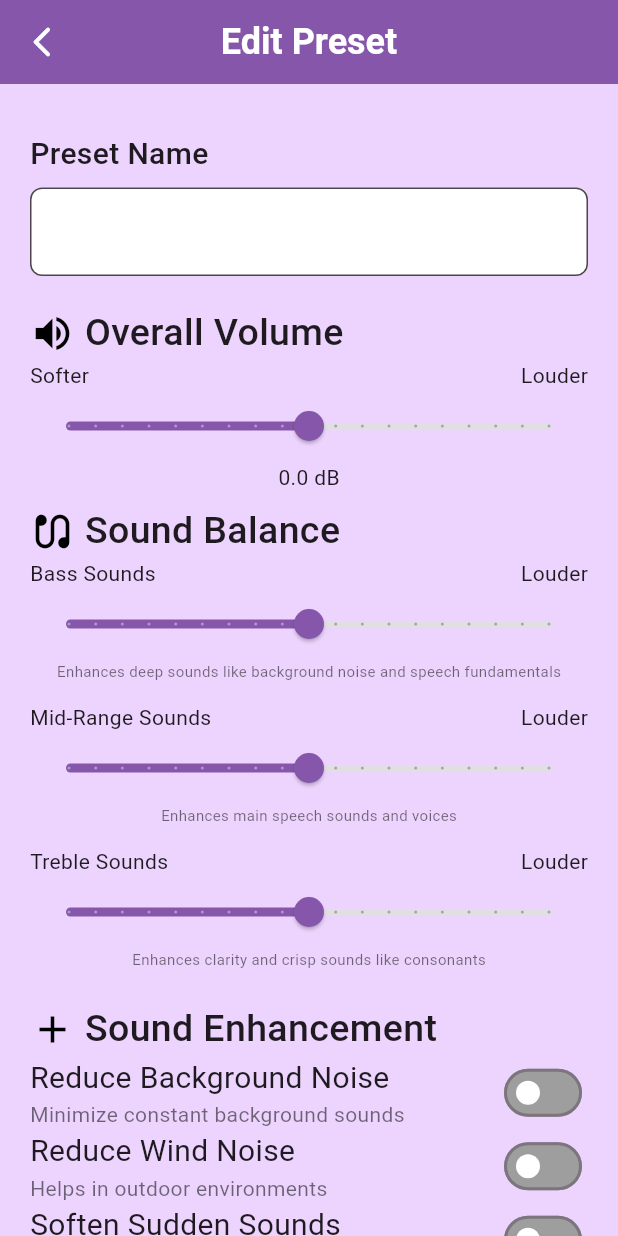
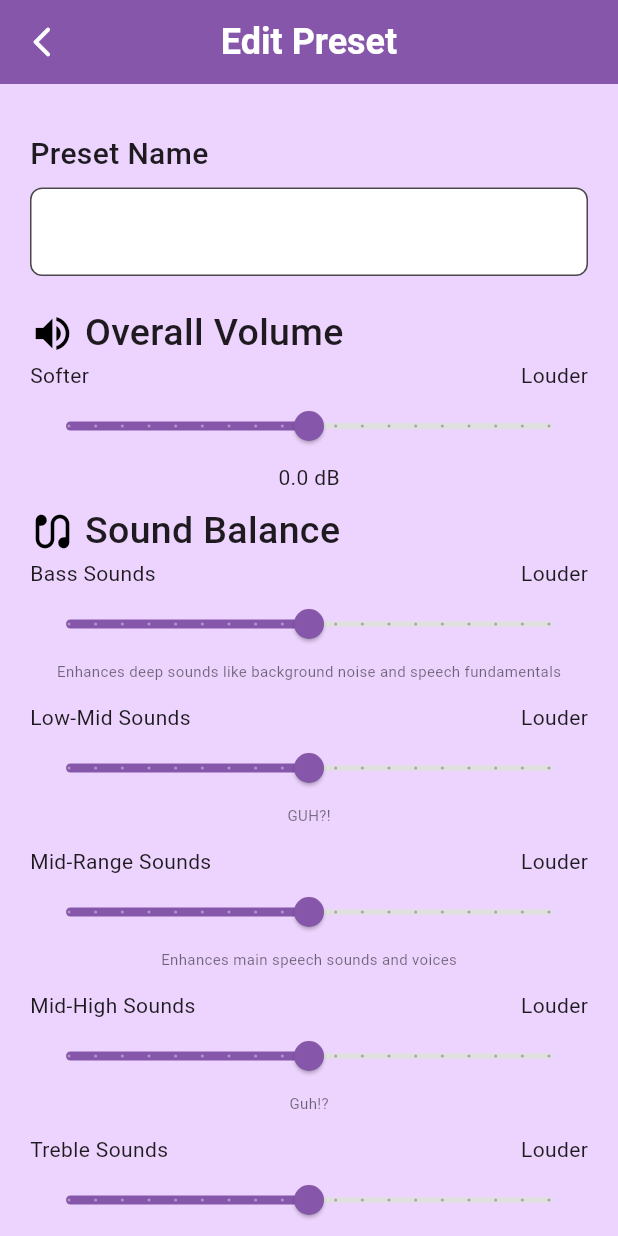
Before and after one commit to Nolelle/headphonemobileapp, a Flutter app: the PresetPage screen opened directly with empty values, on a phone screen of 412 x 824 dp. Run offline on Flutter 3.47's test engine with Material 3 defaults, Android fonts, the phone set to English and light mode, and no system bars; our stand-ins replace shared_preferences; accounts and stored records are empty.

Commit message:
UI Changes
Added 2 sliders and dropdown menu for presets

```diff
--- a/lib/features/presets/views/screens/preset_page.dart
+++ b/lib/features/presets/views/screens/preset_page.dart
@@ -23,7 +23,9 @@ class _PresetPageState extends State<PresetPage> {
   late TextEditingController _nameController;
   double db_valueOV = 0.0;
   double db_valueSB_BS = 0.0;
+  double db_valueSB_LMS = 0.0;
   double db_valueSB_MRS = 0.0;
+  double db_valueSB_MHS = 0.0;
   double db_valueSB_TS = 0.0;
   bool reduce_background_noise = false;
   bool reduce_wind_noise = false;
@@ -202,8 +204,8 @@ class _PresetPageState extends State<PresetPage> {
           Slider(
             value: db_valueOV,
             onChanged: (value) => setState(() => db_valueOV = value),
-            min: -90.0,
-            max: 90.0,
+            min: -10.0,
+            max: 10.0,
             divisions: 18,
             label: '${db_valueOV.toStringAsFixed(1)} dB',
           ),
@@ -239,6 +241,7 @@ class _PresetPageState extends State<PresetPage> {
             ),
           ]),
 
+
           // Bass Sounds slider
           Container(
             child: Column(
@@ -253,8 +256,8 @@ class _PresetPageState extends State<PresetPage> {
                 Slider(
                   value: db_valueSB_BS,
                   onChanged: (value) => setState(() => db_valueSB_BS = value),
-                  min: -90.0,
-                  max: 90.0,
+                  min: -10.0,
+                  max: 10.0,
                   divisions: 18,
                   label: '${db_valueSB_BS.toStringAsFixed(1)} dB',
                 ),
@@ -268,6 +271,39 @@ class _PresetPageState extends State<PresetPage> {
               ],
             ),
           ),
+
+
+          // Low-Mid Sounds slider
+          Container(
+            child: Column(
+              children: [
+                const Row(
+                  mainAxisAlignment: MainAxisAlignment.spaceBetween,
+                  children: [
+                    Text('Low-Mid Sounds'),
+                    Text('Louder'),
+                  ],
+                ),
+                Slider(
+                  value: db_valueSB_LMS,
+                  onChanged: (value) => setState(() => db_valueSB_LMS = value),
+                  min: -10.0,
+                  max: 10.0,
+                  divisions: 18,
+                  label: '${db_valueSB_LMS.toStringAsFixed(1)} dB',
+                ),
+                const Align(
+                  alignment: Alignment.center,
+                  child: Text(
+                    'GUH?!\n',
+                    style: TextStyle(fontSize: 10, color: Colors.black54),
+                  ),
+                ),
+              ],
+            ),
+          ),
+
+
 
           // Mid-Range Sounds slider
           Container(
@@ -283,8 +319,8 @@ class _PresetPageState extends State<PresetPage> {
                 Slider(
                   value: db_valueSB_MRS,
                   onChanged: (value) => setState(() => db_valueSB_MRS = value),
-                  min: -90.0,
-                  max: 90.0,
+                  min: -10.0,
+                  max: 10.0,
                   divisions: 18,
                   label: '${db_valueSB_MRS.toStringAsFixed(1)} dB',
                 ),
@@ -298,6 +334,41 @@ class _PresetPageState extends State<PresetPage> {
               ],
             ),
           ),
+
+
+
+          // Mid-High Sounds slider
+          Container(
+            child: Column(
+              children: [
+                const Row(
+                  mainAxisAlignment: MainAxisAlignment.spaceBetween,
+                  children: [
+                    Text('Mid-High Sounds'),
+                    Text('Louder'),
+                  ],
+                ),
+                Slider(
+                  value: db_valueSB_MHS,
+                  onChanged: (value) => setState(() => db_valueSB_MHS = value),
+                  min: -10.0,
+                  max: 10.0,
+                  divisions: 18,
+                  label: '${db_valueSB_MHS.toStringAsFixed(1)} dB',
+                ),
+                const Align(
+                  alignment: Alignment.center,
+                  child: Text(
+                    'Guh!?\n',
+                    style: TextStyle(fontSize: 10, color: Colors.black54),
+                  ),
+                ),
+              ],
+            ),
+          ),
+
+
+
 
           // Treble Sounds slider
           Container(
@@ -313,8 +384,8 @@ class _PresetPageState extends State<PresetPage> {
                 Slider(
                   value: db_valueSB_TS,
                   onChanged: (value) => setState(() => db_valueSB_TS = value),
-                  min: -90.0,
-                  max: 90.0,
+                  min: -10.0,
+                  max: 10.0,
                   divisions: 18,
                   label: '${db_valueSB_TS.toStringAsFixed(1)} dB',
                 ),
--- a/lib/features/settings/views/settings_page.dart
+++ b/lib/features/settings/views/settings_page.dart
@@ -7,7 +7,7 @@ class SettingsPage extends StatelessWidget {
   Widget build(BuildContext context) {
     return const Center(
       child: Text(
-        '¯\\_(ツ)_/¯',
+        'Hamburger',
         style: TextStyle(
           fontSize: 25,
           fontWeight: FontWeight.bold,
--- a/pubspec.yaml
+++ b/pubspec.yaml
@@ -32,6 +32,7 @@ dependencies:
   flutter:
     sdk: flutter
   provider: ^6.0.0
+  flutter_blue_plus: ^1.0.0
 
 
 
```
Also changed, not shown: lib/features/presets/providers/preset_provider.dart (+22 -0 lines), lib/features/presets/views/screens/preset_list_page.dart (+63 -14 lines), pubspec.lock, 2 other files. Lines whose indentation alone changed are shown as unchanged.
